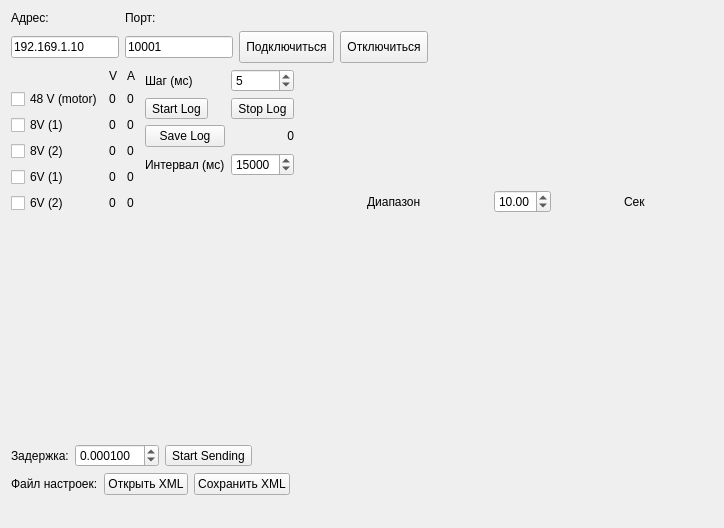
Old version of the form AR600Controller.ui in the repository AlexanderMokhov/AR-600Controller.
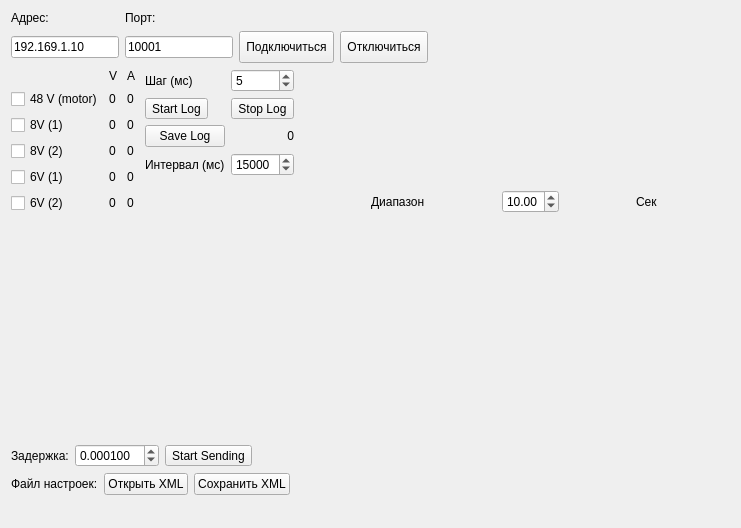
New version of the form. Custom widgets are drawn as their Qt base class.

What changed in the file:
```diff
--- a/AR600Controller.ui
+++ b/AR600Controller.ui
@@ -6,7 +6,7 @@
    <rect>
     <x>0</x>
     <y>0</y>
-    <width>724</width>
+    <width>741</width>
     <height>528</height>
    </rect>
   </property>
@@ -403,7 +403,7 @@
     </layout>
    </item>
    <item row="1" column="0" colspan="3">
-    <layout class="QVBoxLayout" name="ChannelTableLayout" stretch="">
+    <layout class="QVBoxLayout" name="ChannelTableLayout">
      <property name="sizeConstraint">
       <enum>QLayout::SetFixedSize</enum>
      </property>
```
Left out of the diff: 1 changed line with no effect on the pictures.
